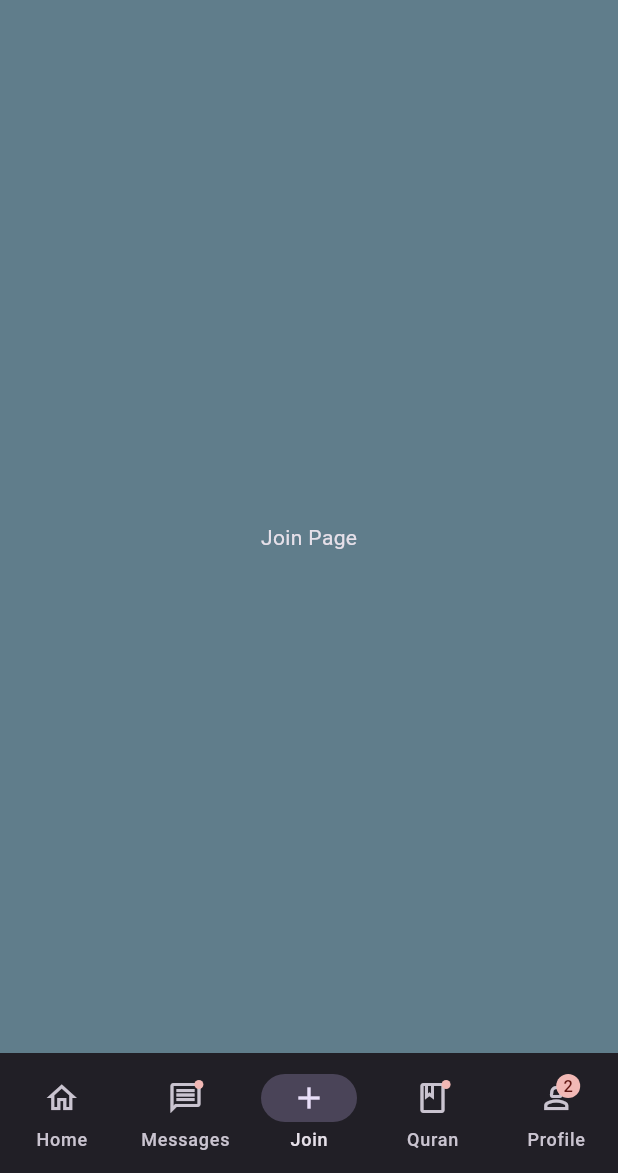
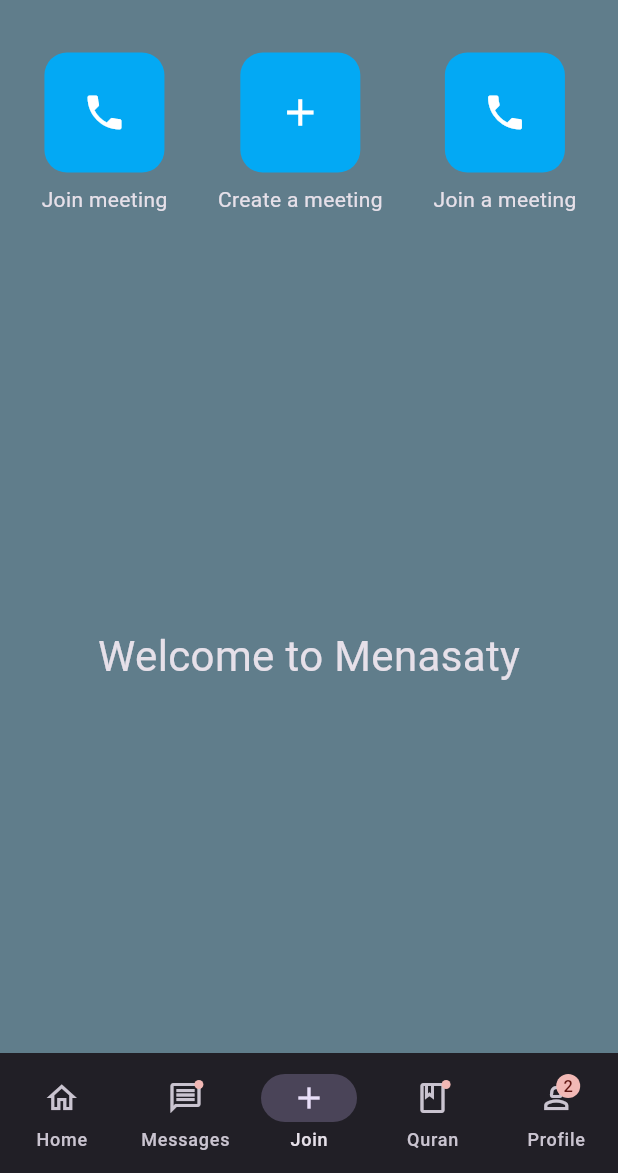
Before and after one commit to sedratiaziz/flutter_tut, a Flutter app: the HomeScreen screen opened by its route, item 3 of the bottom bar chosen, on a phone screen of 412 x 824 dp, the part 63-1236 px from its top. Run offline on Flutter 3.47's test engine with Material 3 defaults, Android fonts, the phone set to English and light mode, and no system bars; missing offline and left inert: jitsi_meet_flutter_sdk.

Commit message:
1/12/2025

```diff
--- /dev/null
+++ b/flutter_application_1/lib/resources/jitsi_meet_methods.dart
@@ -0,0 +1,37 @@
+import 'package:flutter/material.dart';
+import 'package:jitsi_meet_flutter_sdk/jitsi_meet_flutter_sdk.dart';
+
+
+class JitsiMeetMethods {
+  final JitsiMeet _jitsiMeet = JitsiMeet();
+
+
+  createNewMeeting({
+    required String roomName,
+    required bool isAudioMuted,
+    required bool isVideoMuted,
+    required String username,
+  }) async {
+    var options = JitsiMeetConferenceOptions(
+      room: 'room1',
+      configOverrides: {
+        "startWithAudioMuted": false,
+        "startWithVideoMuted": false,
+        "subject" : "Jitsi with Flutter",
+      },
+      featureFlags: {
+        "unsaferoomwarning.enabled": false
+      },
+      userInfo: JitsiMeetUserInfo(
+          displayName: "Flutter user 1",
+          email: "user@example.com"
+      ),
+    );
+
+    await _jitsiMeet.join(options);
+  }
+
+
+
+
+}
--- a/flutter_application_1/lib/screens/home_screen.dart
+++ b/flutter_application_1/lib/screens/home_screen.dart
@@ -1,7 +1,8 @@
 import 'package:flutter/material.dart';
-import 'package:flutter_application_1/screens/home_content.dart';
+import 'package:flutter_application_1/screens/meeting_screen.dart';
+import 'package:flutter_application_1/screens/meeting_screen.dart';
 import 'package:flutter_application_1/screens/login_screen.dart';
-import 'package:flutter_application_1/screens/meeting_history.dart';
+// import 'package:flutter_application_1/screens/meeting_history.dart';
 import 'package:flutter_application_1/screens/message_screen.dart';
 import 'package:flutter_application_1/screens/quran_screen.dart';
 import 'package:flutter_application_1/utils/colors/colors.dart';
@@ -23,11 +24,11 @@
   // }
 
   final List<Widget> pages = [
-    const HomeContent(), // Page 1
-    const MessageScreen(), // Page 2
-    const Center(child: Text('Join Page')), // Page 3
-    const QuranScreen(),
-    const Center(child: Text('Profile'),), // Page 5: Profile
+    MeetingScreen(), // Page 1
+    MessageScreen(), // Page 2
+    MeetingScreen(),
+    QuranScreen(),
+    Center(child: Text('Profile'),), // Page 5: Profile
   ];
 
   @override
--- a/flutter_application_1/pubspec.yaml
+++ b/flutter_application_1/pubspec.yaml
@@ -37,6 +37,7 @@
   firebase_auth: ^6.1.3
   google_sign_in: ^7.2.0
   cloud_firestore: ^6.1.1
+  jitsi_meet_flutter_sdk: ^11.6.0
 
 dev_dependencies:
   flutter_test:
```
Also changed, not shown: flutter_application_1/lib/screens/meeting_history.dart (deleted, +0 -17 lines), flutter_application_1/lib/screens/meeting_screen.dart (renamed from flutter_application_1/lib/screens/home_content.dart, +19 -3 lines), flutter_application_1/pubspec.lock, 1 other file.
